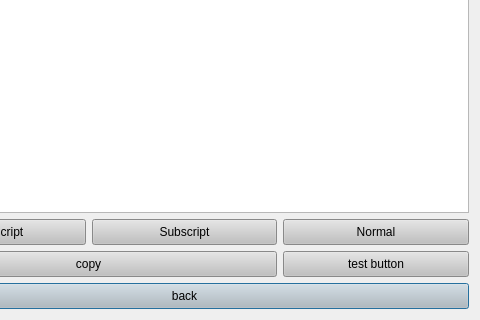
Qt form Calculator/Calculator/text_doc_trial.ui (KaziMuktadirAhmed/ALgebric-Calculator-SPL-1-) before a commit; both pictures show x 111 to 591 and y 113 to 433 of the 591 by 433 pixel window.
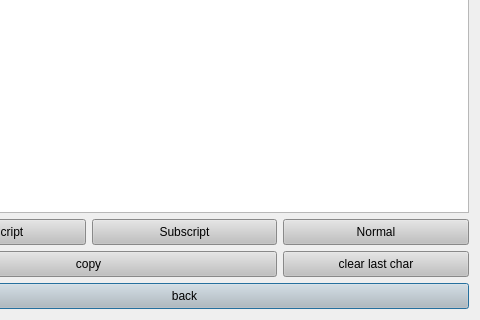
The same form after that commit.

Commit message:
added delete button in test ui
added functioning button in the test ui and also used qtextcursor api to insert subscript and superscript text

```diff
--- a/Calculator/Calculator/text_doc_trial.ui
+++ b/Calculator/Calculator/text_doc_trial.ui
@@ -113,7 +113,7 @@
 }</string>
      </property>
      <property name="text">
-      <string>test button</string>
+      <string>clear last char</string>
      </property>
     </widget>
    </item>
```
Left out of the diff: 2 changed lines with no effect on the pictures. The commit also changes 7 other files.
